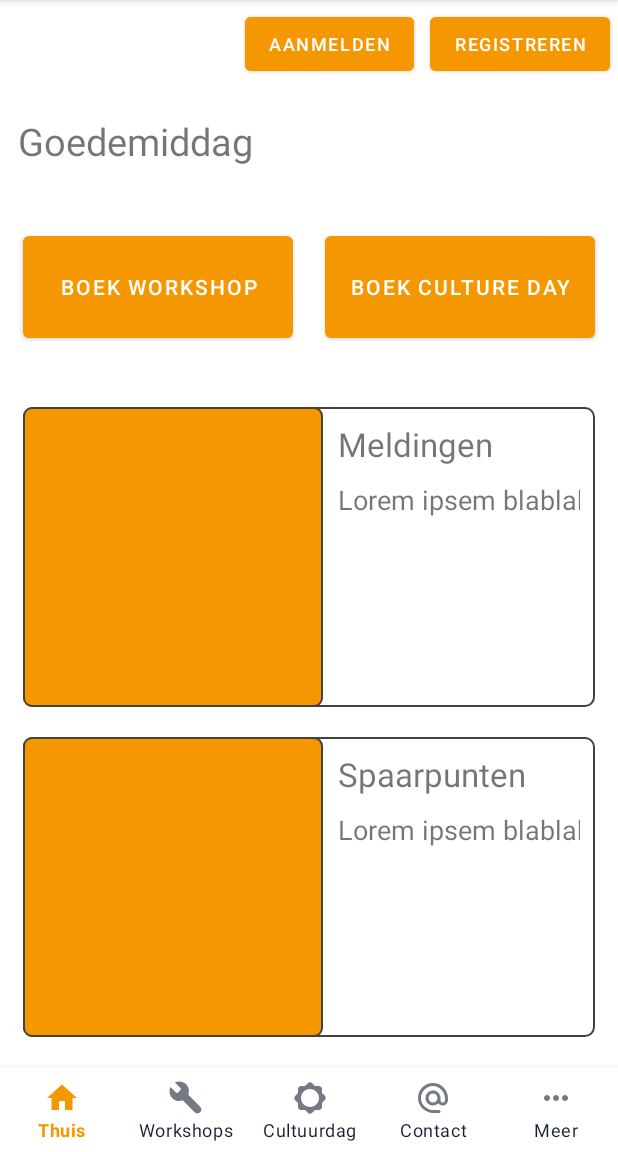
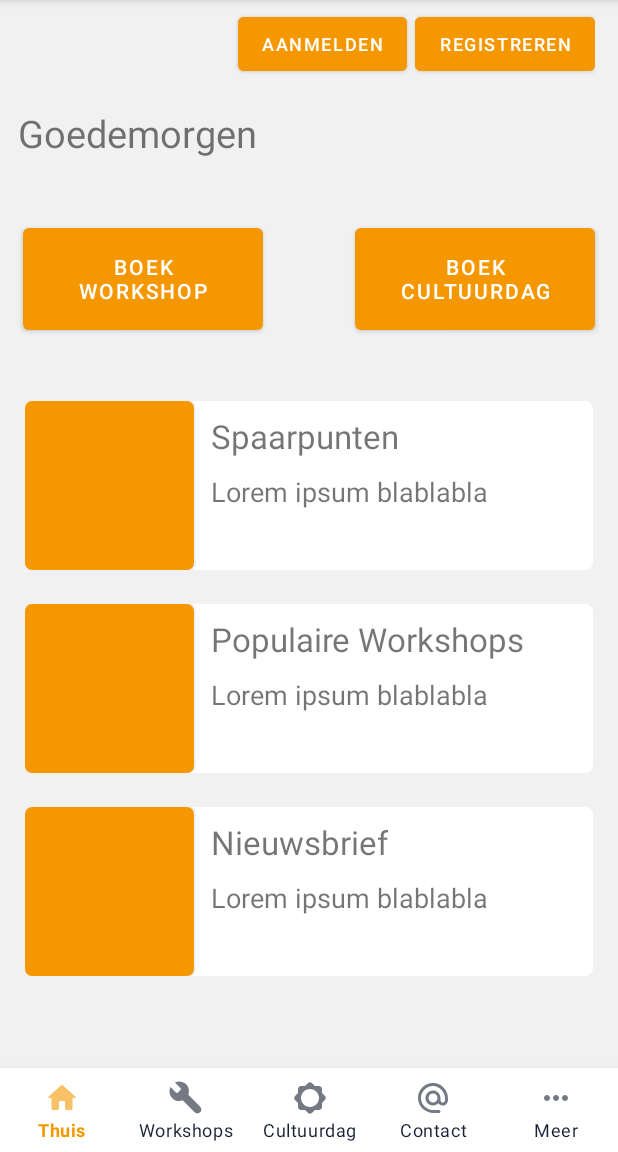
Before and after one commit to Mau4mo1/SkoolWorkshopApp, an Android app: the screen it shows after launch (MainActivity), on a phone screen of 412 x 824 dp, the part 84-1236 px from its top. Run offline under Robolectric (Android 15) with nearby library versions, the phone set to English and light mode, and no system bars.

Commit message:
Update SK-80 Finished popular workshop

```diff
--- a/app/src/main/java/com/example/homelayout/ui/home/HomeFragment.java
+++ b/app/src/main/java/com/example/homelayout/ui/home/HomeFragment.java
@@ -9,6 +9,7 @@ import android.widget.TextView;
 
 import androidx.annotation.NonNull;
 import androidx.annotation.Nullable;
+import androidx.constraintlayout.widget.ConstraintLayout;
 import androidx.fragment.app.Fragment;
 import androidx.lifecycle.Observer;
 import androidx.lifecycle.ViewModelProvider;
@@ -18,11 +19,14 @@ import com.example.homelayout.ui.Cultureday.Form.culturedayFormFragment;
 import com.example.homelayout.ui.Cultureday.MainPage.CulturedayMainFragment;
 import com.example.homelayout.ui.contact.ContactFragment;
 import com.example.homelayout.ui.workshops.WorkshopsFragment;
+import com.example.homelayout.ui.workshops.WorkshopsPopular;
 
-public class HomeFragment extends Fragment {
+public class HomeFragment extends Fragment implements View.OnClickListener {
 
     private Button btnBookWorkshop;
     private Button btnBookCultureDay;
+    private ConstraintLayout clPopularWorkshops;
+
     public View onCreateView(@NonNull LayoutInflater inflater,
                              ViewGroup container, Bundle savedInstanceState) {
         View root = inflater.inflate(R.layout.fragment_home, container, false);
@@ -31,20 +35,27 @@ public class HomeFragment extends Fragment {
         btnBookWorkshop.setClickable(true);
         btnBookCultureDay = root.findViewById(R.id.button_book_culture_day);
         btnBookCultureDay.setClickable(true);
+        clPopularWorkshops = root.findViewById(R.id.home_item_popular_workshops);
 
-        btnBookWorkshop.setOnClickListener(new View.OnClickListener() {
-            @Override
-            public void onClick(View v) {
-                getFragmentManager().beginTransaction().replace(R.id.nav_host_fragment,new WorkshopsFragment()).commit();
-            }
-        });
+        btnBookWorkshop.setOnClickListener(this);
+        btnBookCultureDay.setOnClickListener(this);
+        clPopularWorkshops.setOnClickListener(this);
 
-        btnBookCultureDay.setOnClickListener(new View.OnClickListener() {
-            @Override
-            public void onClick(View v) {
-                getFragmentManager().beginTransaction().replace(R.id.nav_host_fragment,new culturedayFormFragment()).commit();
-            }
-        });
         return root;
     }
+
+    @Override
+    public void onClick(View v) {
+        switch (v.getId()){
+            case R.id.button_book_workshop:
+                getFragmentManager().beginTransaction().replace(R.id.nav_host_fragment,new WorkshopsFragment()).commit();
+                break;
+            case R.id.button_book_culture_day:
+                getFragmentManager().beginTransaction().replace(R.id.nav_host_fragment,new culturedayFormFragment()).commit();
+                break;
+            case R.id.home_item_popular_workshops:
+                getFragmentManager().beginTransaction().replace(R.id.nav_host_fragment,new WorkshopsPopular()).commit();
+                break;
+        }
+    }
 }
--- /dev/null
+++ b/app/src/main/res/drawable-anydpi/ic_home.xml
@@ -0,0 +1,11 @@
+<vector xmlns:android="http://schemas.android.com/apk/res/android"
+    android:width="24dp"
+    android:height="24dp"
+    android:viewportWidth="24"
+    android:viewportHeight="24"
+    android:tint="#333333"
+    android:alpha="0.6">
+  <path
+      android:fillColor="@android:color/white"
+      android:pathData="M10,19v-5h4v5c0,0.55 0.45,1 1,1h3c0.55,0 1,-0.45 1,-1v-7h1.7c0.46,0 0.68,-0.57 0.33,-0.87L12.67,3.6c-0.38,-0.34 -0.96,-0.34 -1.34,0l-8.36,7.53c-0.34,0.3 -0.13,0.87 0.33,0.87H5v7c0,0.55 0.45,1 1,1h3c0.55,0 1,-0.45 1,-1z"/>
+</vector>
--- a/app/src/main/res/drawable/home_image_border.xml
+++ b/app/src/main/res/drawable/home_image_border.xml
@@ -2,6 +2,6 @@
 <shape xmlns:android="http://schemas.android.com/apk/res/android">
     <corners android:radius="5dp"/>
     <padding android:left="8dp" android:right="10dp" android:top="8dp" android:bottom="8dp"/>
-    <stroke android:width="1dp" android:color="@color/cardview_dark_background"/>
+    <stroke android:width="1dp" android:color="@color/background_grey"/>
     <solid android:color="@color/orange"/>
 </shape>
--- a/app/src/main/res/drawable/home_item_border.xml
+++ b/app/src/main/res/drawable/home_item_border.xml
@@ -2,6 +2,6 @@
 <shape xmlns:android="http://schemas.android.com/apk/res/android">
     <corners android:radius="6dp"/>
     <padding android:left="0dp" android:right="10dp" android:top="0dp" android:bottom="0dp"/>
-    <stroke android:width="1dp" android:color="@color/cardview_dark_background"/>
+    <stroke android:width="1dp" android:color="@color/background_grey"/>
     <solid android:color="@color/white"/>
 </shape>
--- a/app/src/main/res/layout/activity_main.xml
+++ b/app/src/main/res/layout/activity_main.xml
@@ -4,7 +4,8 @@
     android:id="@+id/container"
     android:orientation="vertical"
     android:layout_width="match_parent"
-    android:layout_height="match_parent">
+    android:layout_height="match_parent"
+    android:background="@color/background_grey">
 
     <com.google.android.material.bottomnavigation.BottomNavigationView
         android:id="@+id/nav_view"
@@ -24,7 +25,8 @@
         android:id="@+id/nav_host_fragment"
         android:layout_width="match_parent"
         android:layout_height="match_parent"
-        android:layout_above="@id/nav_view"/>
+        android:layout_above="@id/nav_view"
+        android:layout_marginBottom="58dp"/>
 <!--    <fragment-->
 <!--        android:id="@+id/nav_host_fragment"-->
 <!--        android:name="androidx.navigation.fragment.NavHostFragment"-->
--- a/app/src/main/res/layout/fragment_home.xml
+++ b/app/src/main/res/layout/fragment_home.xml
@@ -1,76 +1,100 @@
 <?xml version="1.0" encoding="utf-8"?>
+
+<ScrollView
+    android:layout_width="match_parent"
+    android:layout_height="wrap_content"
+    xmlns:android="http://schemas.android.com/apk/res/android">
+
     <androidx.constraintlayout.widget.ConstraintLayout
-    xmlns:android="http://schemas.android.com/apk/res/android"
         xmlns:app="http://schemas.android.com/apk/res-auto"
         xmlns:tools="http://schemas.android.com/tools"
         android:layout_width="match_parent"
-    android:layout_height="match_parent"
+        android:layout_height="wrap_content"
         android:id="@+id/fragment_home"
-    tools:context=".ui.home.HomeFragment">
+        tools:context=".ui.home.HomeFragment"
+        android:layout_marginBottom="20dp">
 
-    <RelativeLayout
+        <androidx.constraintlayout.widget.ConstraintLayout
             app:layout_constraintTop_toTopOf="parent"
             app:layout_constraintLeft_toLeftOf="parent"
-        android:id="@+id/home_relative_layout"
+            android:id="@+id/cl_login_buttons"
             android:layout_height="wrap_content"
-        android:layout_width="match_parent">
+            android:layout_width="match_parent"
+            android:layout_marginEnd="15dp">
 
             <Button
                 android:id="@+id/login_button"
                 android:layout_width="wrap_content"
                 android:layout_height="wrap_content"
                 android:backgroundTint="@color/orange"
-            android:layout_toLeftOf="@+id/register_button"
+                app:layout_constraintTop_toTopOf="parent"
+                app:layout_constraintRight_toLeftOf="@id/register_button"
                 android:layout_margin="5dp"
                 android:textSize="12sp"
-            android:text="@string/title_login"/>
+                android:text="@string/title_login"
+                android:visibility="visible"/>
 
             <Button
                 android:id="@+id/register_button"
                 android:layout_width="wrap_content"
                 android:layout_height="wrap_content"
                 android:backgroundTint="@color/orange"
-            android:layout_alignParentRight="true"
+                app:layout_constraintTop_toTopOf="parent"
+                app:layout_constraintRight_toRightOf="parent"
+                android:layout_marginTop="5dp"
+                android:layout_marginLeft="5dp"
+                android:text="@string/title_register"
+                android:textSize="12sp"
+                android:visibility="visible"/>
+
+            <Button
+                android:id="@+id/logout_button"
+                android:layout_width="wrap_content"
+                android:layout_height="wrap_content"
+                android:backgroundTint="@color/orange"
+                app:layout_constraintTop_toTopOf="parent"
+                app:layout_constraintRight_toRightOf="parent"
                 android:layout_margin="5dp"
-            android:text="@string/title_register"
-            android:textSize="12sp"/>
+                android:text="@string/title_logout"
+                android:textSize="12sp"
+                android:visibility="gone"/>
 
-    </RelativeLayout>>
+        </androidx.constraintlayout.widget.ConstraintLayout>
 
         <TextView
             android:id="@+id/text_view_greeting"
-        app:layout_constraintTop_toBottomOf="@+id/home_relative_layout"
+            app:layout_constraintTop_toBottomOf="@+id/cl_login_buttons"
             app:layout_constraintLeft_toLeftOf="parent"
             android:layout_width="wrap_content"
             android:layout_height="wrap_content"
-        android:text="Goedemiddag"
+            android:text="@string/greeting"
             android:layout_marginTop="18dp"
-        android:layout_marginLeft="12dp"
+            android:layout_marginStart="12dp"
             android:textSize="25sp"/>
 
         <Button
             android:id="@+id/button_book_workshop"
-        android:layout_width="180dp"
+            android:layout_width="160dp"
             android:layout_height="80dp"
             app:layout_constraintLeft_toLeftOf="parent"
             app:layout_constraintTop_toBottomOf="@id/text_view_greeting"
             android:layout_marginTop="40dp"
-        android:layout_marginLeft="15dp"
-        android:text="Boek Workshop"/>
+            android:layout_marginStart="15dp"
+            android:text="@string/txt_book_workshop"/>
 
         <Button
             android:id="@+id/button_book_culture_day"
-        android:layout_width="180dp"
+            android:layout_width="160dp"
             android:layout_height="80dp"
             app:layout_constraintRight_toRightOf="parent"
             app:layout_constraintTop_toBottomOf="@id/text_view_greeting"
             android:layout_marginTop="40dp"
-        android:layout_marginRight="15dp"
-        android:text="Boek Culture Day"/>
+            android:layout_marginEnd="15dp"
+            android:text="@string/txt_book_culture_day"/>
 
         <androidx.constraintlayout.widget.ConstraintLayout
             android:background="@drawable/home_item_border"
-        android:id="@+id/home_item_notifications"
+            android:id="@+id/home_item_loyalty_points"
             android:layout_width="match_parent"
             android:layout_height="wrap_content"
             app:layout_constraintLeft_toLeftOf="parent"
@@ -80,52 +104,12 @@
             android:layout_marginRight="15dp">
 
             <ImageView
-            android:id="@+id/home_item_notifications_image"
-            app:layout_constraintTop_toTopOf="parent"
-            app:layout_constraintLeft_toLeftOf="parent"
-            android:layout_width="300px"
-            android:layout_height="300px"
-            android:background="@drawable/home_image_border"/>
-
-        <TextView
-            android:id="@+id/home_item_notifications_head"
-            android:layout_width="wrap_content"
-            android:layout_height="wrap_content"
-            app:layout_constraintLeft_toRightOf="@+id/home_item_notifications_image"
-            app:layout_constraintTop_toTopOf="parent"
-            android:text="Meldingen"
-            android:layout_margin="10dp"
-            android:textSize="22sp"/>
-
-        <TextView
-            android:id="@+id/home_item_notifications_text"
-            android:layout_width="wrap_content"
-            android:layout_height="wrap_content"
-            app:layout_constraintLeft_toRightOf="@+id/home_item_notifications_image"
-            app:layout_constraintTop_toBottomOf="@+id/home_item_notifications_head"
-            android:text="Lorem ipsem blablabla"
-            android:layout_margin="10dp"
-            android:textSize="18sp"/>
-
-    </androidx.constraintlayout.widget.ConstraintLayout>
-
-    <androidx.constraintlayout.widget.ConstraintLayout
-        android:background="@drawable/home_item_border"
-        android:id="@+id/home_item_loyalty_points"
-        android:layout_width="match_parent"
-        android:layout_height="wrap_content"
-        app:layout_constraintLeft_toLeftOf="parent"
-        app:layout_constraintTop_toBottomOf="@+id/home_item_notifications"
-        android:layout_marginTop="20dp"
-        android:layout_marginLeft="15dp"
-        android:layout_marginRight="15dp">
-
-        <ImageView
+                android:contentDescription="@string/iv_loyalty_points_content"
                 android:id="@+id/home_item_loyalty_points_image"
                 app:layout_constraintTop_toTopOf="parent"
                 app:layout_constraintLeft_toLeftOf="parent"
-            android:layout_width="300px"
-            android:layout_height="300px"
+                android:layout_width="115dp"
+                android:layout_height="115dp"
                 android:background="@drawable/home_image_border"/>
 
             <TextView
@@ -134,7 +118,7 @@
                 android:layout_height="wrap_content"
                 app:layout_constraintLeft_toRightOf="@+id/home_item_loyalty_points_image"
                 app:layout_constraintTop_toTopOf="parent"
-            android:text="Spaarpunten"
+                android:text="@string/title_loyalty_points"
                 android:layout_margin="10dp"
                 android:textSize="22sp"/>
 
@@ -144,13 +128,98 @@
                 android:layout_height="wrap_content"
                 app:layout_constraintLeft_toRightOf="@+id/home_item_loyalty_points_image"
                 app:layout_constraintTop_toBottomOf="@+id/home_item_loyalty_points_head"
-            android:text="Lorem ipsem blablabla"
+                android:text="@string/lorem_ipsum"
                 android:layout_margin="10dp"
                 android:textSize="18sp"/>
 
         </androidx.constraintlayout.widget.ConstraintLayout>
 
+        <androidx.constraintlayout.widget.ConstraintLayout
+            android:background="@drawable/home_item_border"
+            android:id="@+id/home_item_popular_workshops"
+            android:layout_width="match_parent"
+            android:layout_height="wrap_content"
+            app:layout_constraintLeft_toLeftOf="parent"
+            app:layout_constraintTop_toBottomOf="@+id/home_item_loyalty_points"
+            android:layout_marginTop="20dp"
+            android:layout_marginLeft="15dp"
+            android:layout_marginRight="15dp">
+
+            <ImageView
+                android:contentDescription="@string/iv_popular_workshops_content"
+                android:id="@+id/home_item_popular_workshops_image"
+                app:layout_constraintTop_toTopOf="parent"
+                app:layout_constraintLeft_toLeftOf="parent"
+                android:layout_width="115dp"
+                android:layout_height="115dp"
+                android:background="@drawable/home_image_border"/>
+
             <TextView
+                android:id="@+id/home_item_popular_workshops_head"
+                android:layout_width="wrap_content"
+                android:layout_height="wrap_content"
+                app:layout_constraintLeft_toRightOf="@+id/home_item_popular_workshops_image"
+                app:layout_constraintTop_toTopOf="parent"
+                android:text="@string/title_popular_workshops"
+                android:layout_margin="10dp"
+                android:textSize="22sp"/>
+
+            <TextView
+                android:id="@+id/home_item_popular_workshops_text"
+                android:layout_width="wrap_content"
+                android:layout_height="wrap_content"
+                app:layout_constraintLeft_toRightOf="@+id/home_item_popular_workshops_image"
+                app:layout_constraintTop_toBottomOf="@+id/home_item_popular_workshops_head"
+                android:text="@string/lorem_ipsum"
+                android:layout_margin="10dp"
+                android:textSize="18sp"/>
+
+        </androidx.constraintlayout.widget.ConstraintLayout>
+
+        <androidx.constraintlayout.widget.ConstraintLayout
+            android:background="@drawable/home_item_border"
+            android:id="@+id/home_item_newsletter"
+            android:layout_width="match_parent"
+            android:layout_height="wrap_content"
+            app:layout_constraintLeft_toLeftOf="parent"
+            app:layout_constraintTop_toBottomOf="@+id/home_item_popular_workshops"
+            android:layout_marginTop="20dp"
+            android:layout_marginLeft="15dp"
+            android:layout_marginRight="15dp"
+            android:layout_marginBottom="30dp">
+
+            <ImageView
+                android:contentDescription="@string/iv_newsletter_content"
+                android:id="@+id/home_item_newsletter_image"
+                app:layout_constraintTop_toTopOf="parent"
+                app:layout_constraintLeft_toLeftOf="parent"
+                android:layout_width="115dp"
+                android:layout_height="115dp"
+                android:background="@drawable/home_image_border"/>
+
+            <TextView
+                android:id="@+id/home_item_newsletter_head"
+                android:layout_width="wrap_content"
+                android:layout_height="wrap_content"
+                app:layout_constraintLeft_toRightOf="@+id/home_item_newsletter_image"
+                app:layout_constraintTop_toTopOf="parent"
+                android:text="@string/title_newsletter"
+                android:layout_margin="10dp"
+                android:textSize="22sp"/>
+
+            <TextView
+                android:id="@+id/home_item_newsletter_text"
+                android:layout_width="wrap_content"
+                android:layout_height="wrap_content"
+                app:layout_constraintLeft_toRightOf="@+id/home_item_newsletter_image"
+                app:layout_constraintTop_toBottomOf="@+id/home_item_newsletter_head"
+                android:text="@string/lorem_ipsum"
+                android:layout_margin="10dp"
+                android:textSize="18sp"/>
+
+        </androidx.constraintlayout.widget.ConstraintLayout>
+
+        <!--<TextView
             android:id="@+id/text_home"
             android:layout_width="match_parent"
             android:layout_height="wrap_content"
@@ -162,6 +231,8 @@
             app:layout_constraintBottom_toBottomOf="parent"
             app:layout_constraintEnd_toEndOf="parent"
             app:layout_constraintStart_toStartOf="parent"
-        app:layout_constraintTop_toTopOf="parent" />
+            app:layout_constraintTop_toTopOf="parent" />-->
 
     </androidx.constraintlayout.widget.ConstraintLayout>
+
+</ScrollView>
--- a/app/src/main/res/menu/bottom_nav_menu.xml
+++ b/app/src/main/res/menu/bottom_nav_menu.xml
@@ -4,7 +4,7 @@
 
     <item
         android:id="@+id/navigation_home"
-        android:icon="@drawable/ic_home_black_24dp"
+        android:icon="@drawable/ic_home"
         android:title="@string/title_home" />
 
     <item
--- a/app/src/main/res/values/colors.xml
+++ b/app/src/main/res/values/colors.xml
@@ -11,4 +11,5 @@
     <color name="blue_grey">#171F32</color>
     <color name="text_grey">#444A55</color>
     <color name="contrast_dark">#02070F</color>
+    <color name="background_grey">#F1F1F1</color>
 </resources>
--- a/app/src/main/res/values/strings.xml
+++ b/app/src/main/res/values/strings.xml
@@ -6,8 +6,25 @@
     <string name="title_contact">Contact</string>
     <string name="title_more">Meer</string>
     <string name="title_login">Aanmelden</string>
+    <string name="title_logout">Uitloggen</string>
     <string name="title_register">Registreren</string>
     <string name="lorem_ipsum">Lorem ipsum blablabla</string>
+    <string name="title_loyalty_points">Spaarpunten</string>
+    <string name="title_newsletter">Nieuwsbrief</string>
+    <string name="greeting">Goedemorgen</string>
+    <string name="txt_book_workshop">Boek Workshop</string>
+    <string name="txt_book_culture_day">Boek Cultuurdag</string>
+    <string name="iv_newsletter_content">Nieuwsletter afbeelding</string>
+    <string name="iv_loyalty_points_content">Spaarpunten afbeelding</string>
+    <string name="title_popular_workshops">Populaire Workshops</string>
+    <string name="iv_popular_workshops_content">Populaire workshops afbeelding</string>
+    <string name="title_graffiti">Graffiti</string>
+    <string name="title_rap">Rap</string>
+    <string name="title_vlogging">Vloggen</string>
+    <string name="title_hiphop">Hiphop</string>
+    <string name="title_ghetto_drums">Ghetto Drums</string>
+    <string name="title_book_workshop">Boek Workshop</string>
+
     <!-- TODO: Remove or change this placeholder text -->
     <string name="hello_blank_fragment">Hello blank fragment</string>
 </resources>
```
Also changed, not shown: app/src/main/java/com/example/homelayout/ui/workshops/WorkshopsForm.java (added, +66 -0 lines), app/src/main/java/com/example/homelayout/ui/workshops/WorkshopsPopular.java (added, +21 -0 lines), app/src/main/res/layout/fragment_category_workshops.xml (+4 -4 lines), app/src/main/res/layout/fragment_workshops_form.xml (added, +55 -0 lines), app/src/main/res/layout/fragment_workshops_popular.xml (added, +236 -0 lines), app/src/main/res/drawable-hdpi/ic_home.png (added), app/src/main/res/drawable-mdpi/ic_home.png (added), app/src/main/res/drawable-xhdpi/ic_home.png (added), app/src/main/res/drawable-xxhdpi/ic_home.png (added). Lines whose indentation alone changed are shown as unchanged.
